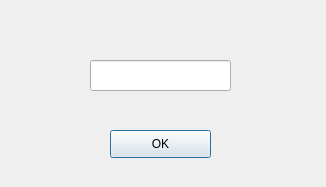
Old version of the form gui/change_time_dialog.ui in the repository itaybiran/MinesweeperCheats-Client.
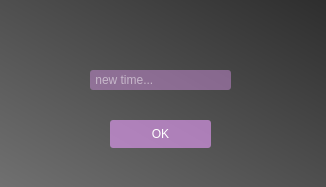
New version of the form.

```diff
--- a/gui/change_time_dialog.ui
+++ b/gui/change_time_dialog.ui
@@ -22,21 +22,32 @@
      <height>191</height>
     </rect>
    </property>
+   <property name="styleSheet">
+    <string notr="true">background:qlineargradient(spread:pad, x1:1, y1:0, x2:0, y2:1, stop:0 rgba(45, 45, 45, 255), stop:1 rgba(113, 113, 113, 255))</string>
+   </property>
    <widget class="QLineEdit" name="ChangeTimeTextField">
     <property name="geometry">
      <rect>
       <x>90</x>
-      <y>60</y>
+      <y>70</y>
       <width>141</width>
-      <height>31</height>
+      <height>20</height>
      </rect>
     </property>
+    <property name="styleSheet">
+     <string notr="true">background-color:rgba(236, 158, 255, 100);
+border-radius:3px;
+color:white;</string>
+    </property>
+    <property name="placeholderText">
+     <string> new time...</string>
+    </property>
    </widget>
    <widget class="QPushButton" name="OkButton">
     <property name="geometry">
      <rect>
       <x>110</x>
-      <y>130</y>
+      <y>120</y>
       <width>101</width>
       <height>28</height>
      </rect>
@@ -44,6 +55,11 @@
     <property name="cursor">
      <cursorShape>ClosedHandCursor</cursorShape>
     </property>
+    <property name="styleSheet">
+     <string notr="true">background-color:rgba(236, 158, 255, 150);
+border-radius:3px;
+color: white;</string>
+    </property>
     <property name="text">
      <string>OK</string>
     </property>
@@ -52,13 +68,14 @@
     <property name="geometry">
      <rect>
       <x>105</x>
-      <y>106</y>
+      <y>99</y>
       <width>111</width>
-      <height>16</height>
+      <height>15</height>
      </rect>
     </property>
     <property name="styleSheet">
-     <string notr="true">color: red;</string>
+     <string notr="true">background-color:rgba(0,0,0,0);
+color:rgb(255, 82, 82)</string>
     </property>
     <property name="text">
      <string/>
```
